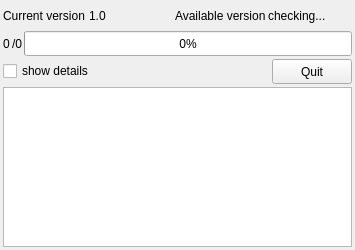
Above: Update/Update.ui from przemek83/volbx before the change. Below: the same form after it.
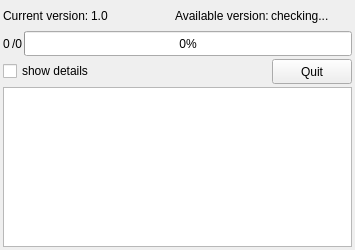
That is the form after the change.

```diff
--- a/Update/Update.ui
+++ b/Update/Update.ui
@@ -73,7 +73,7 @@
         </size>
        </property>
        <property name="text">
-        <string>Current version</string>
+        <string>Current version:</string>
        </property>
       </widget>
      </item>
@@ -111,7 +111,7 @@
         </size>
        </property>
        <property name="text">
-        <string>Available version</string>
+        <string>Available version:</string>
        </property>
       </widget>
      </item>
```
